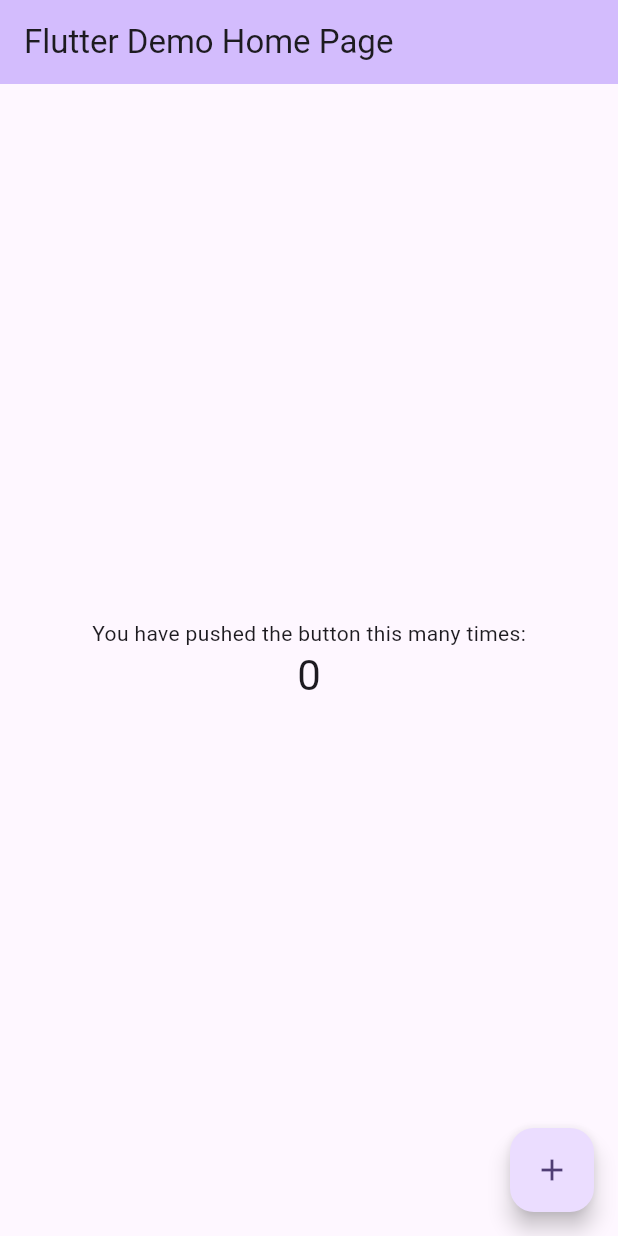
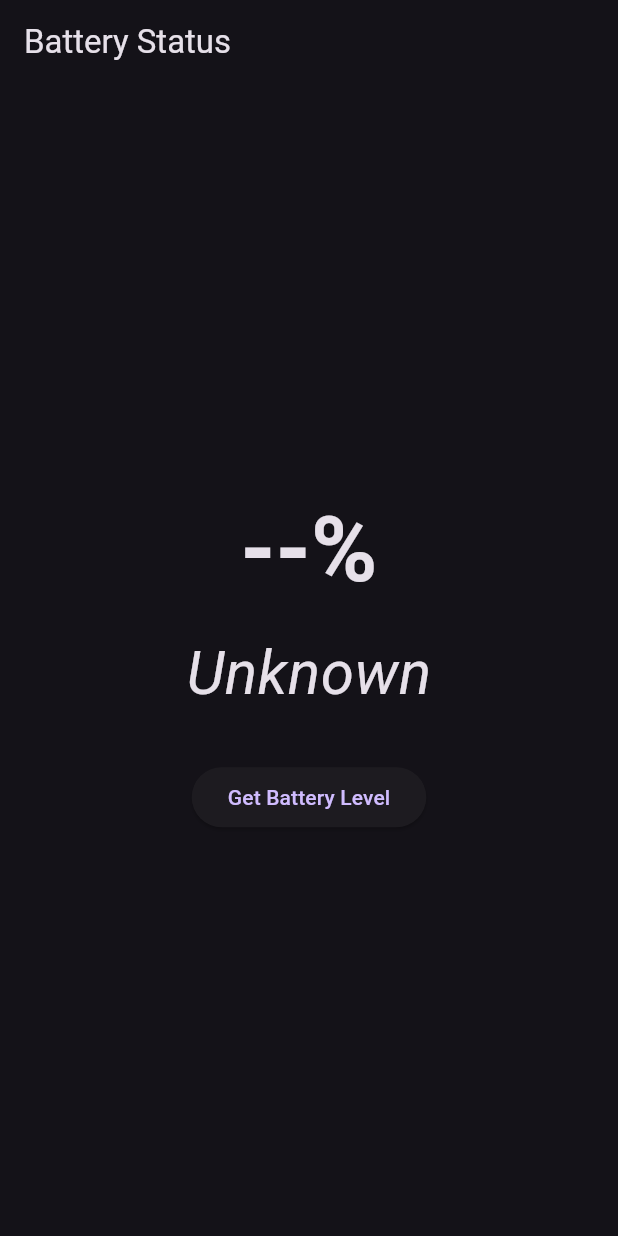
Before and after one commit to DharanikaranS/BatteryStat, a Flutter app: the screen it shows after launch, on a phone screen of 412 x 824 dp. Run offline on Flutter 3.47's test engine with Material 3 defaults, Android fonts, the light colour scheme and no system bars.

Commit message:
Update main.dart

```diff
--- a/lib/main.dart
+++ b/lib/main.dart
@@ -1,125 +1,78 @@
 import 'package:flutter/material.dart';
+import 'package:flutter/services.dart';
 
-void main() {
-  runApp(const MyApp());
-}
+void main() => runApp(const MyApp());
 
 class MyApp extends StatelessWidget {
   const MyApp({super.key});
 
-  // This widget is the root of your application.
   @override
   Widget build(BuildContext context) {
     return MaterialApp(
-      title: 'Flutter Demo',
-      theme: ThemeData(
-        // This is the theme of your application.
-        //
-        // TRY THIS: Try running your application with "flutter run". You'll see
-        // the application has a purple toolbar. Then, without quitting the app,
-        // try changing the seedColor in the colorScheme below to Colors.green
-        // and then invoke "hot reload" (save your changes or press the "hot
-        // reload" button in a Flutter-supported IDE, or press "r" if you used
-        // the command line to start the app).
-        //
-        // Notice that the counter didn't reset back to zero; the application
-        // state is not lost during the reload. To reset the state, use hot
-        // restart instead.
-        //
-        // This works for code too, not just values: Most code changes can be
-        // tested with just a hot reload.
-        colorScheme: ColorScheme.fromSeed(seedColor: Colors.deepPurple),
-        useMaterial3: true,
-      ),
-      home: const MyHomePage(title: 'Flutter Demo Home Page'),
+      home: const BatteryScreen(),
+      theme: ThemeData.dark(),
     );
   }
 }
 
-class MyHomePage extends StatefulWidget {
-  const MyHomePage({super.key, required this.title});
-
-  // This widget is the home page of your application. It is stateful, meaning
-  // that it has a State object (defined below) that contains fields that affect
-  // how it looks.
-
-  // This class is the configuration for the state. It holds the values (in this
-  // case the title) provided by the parent (in this case the App widget) and
-  // used by the build method of the State. Fields in a Widget subclass are
-  // always marked "final".
-
-  final String title;
+class BatteryScreen extends StatefulWidget {
+  const BatteryScreen({super.key});
 
   @override
-  State<MyHomePage> createState() => _MyHomePageState();
+  State<BatteryScreen> createState() => _BatteryScreenState();
 }
 
-class _MyHomePageState extends State<MyHomePage> {
-  int _counter = 0;
+class _BatteryScreenState extends State<BatteryScreen> {
+  static const platform = MethodChannel('samples.flutter.dev/battery');
 
-  void _incrementCounter() {
-    setState(() {
-      // This call to setState tells the Flutter framework that something has
-      // changed in this State, which causes it to rerun the build method below
-      // so that the display can reflect the updated values. If we changed
-      // _counter without calling setState(), then the build method would not be
-      // called again, and so nothing would appear to happen.
-      _counter++;
-    });
+  String batteryLevel = "--%";
+  String chargingStatus = "Unknown";
+
+  Future<void> _getBatteryInfo() async {
+    try {
+      final int level =
+          await platform.invokeMethod<int>('getBatteryLevel') ?? -1;
+      final bool isCharging =
+          await platform.invokeMethod<bool>('isCharging') ?? false;
+
+      setState(() {
+        batteryLevel = "$level%";
+        chargingStatus = isCharging ? "Charging" : "Discharging";
+      });
+    } catch (e) {
+      setState(() {
+        batteryLevel = "Error";
+        chargingStatus = "Error";
+      });
+    }
   }
 
   @override
   Widget build(BuildContext context) {
-    // This method is rerun every time setState is called, for instance as done
-    // by the _incrementCounter method above.
-    //
-    // The Flutter framework has been optimized to make rerunning build methods
-    // fast, so that you can just rebuild anything that needs updating rather
-    // than having to individually change instances of widgets.
     return Scaffold(
-      appBar: AppBar(
-        // TRY THIS: Try changing the color here to a specific color (to
-        // Colors.amber, perhaps?) and trigger a hot reload to see the AppBar
-        // change color while the other colors stay the same.
-        backgroundColor: Theme.of(context).colorScheme.inversePrimary,
-        // Here we take the value from the MyHomePage object that was created by
-        // the App.build method, and use it to set our appbar title.
-        title: Text(widget.title),
-      ),
+      appBar: AppBar(title: const Text("Battery Status")),
       body: Center(
-        // Center is a layout widget. It takes a single child and positions it
-        // in the middle of the parent.
         child: Column(
-          // Column is also a layout widget. It takes a list of children and
-          // arranges them vertically. By default, it sizes itself to fit its
-          // children horizontally, and tries to be as tall as its parent.
-          //
-          // Column has various properties to control how it sizes itself and
-          // how it positions its children. Here we use mainAxisAlignment to
-          // center the children vertically; the main axis here is the vertical
-          // axis because Columns are vertical (the cross axis would be
-          // horizontal).
-          //
-          // TRY THIS: Invoke "debug painting" (choose the "Toggle Debug Paint"
-          // action in the IDE, or press "p" in the console), to see the
-          // wireframe for each widget.
           mainAxisAlignment: MainAxisAlignment.center,
-          children: <Widget>[
-            const Text(
-              'You have pushed the button this many times:',
+          children: [
+            Text(
+              batteryLevel,
+              style: const TextStyle(fontSize: 60, fontWeight: FontWeight.bold),
             ),
+            const SizedBox(height: 10),
             Text(
-              '$_counter',
-              style: Theme.of(context).textTheme.headlineMedium,
+              chargingStatus,
+              style: const TextStyle(fontSize: 40,fontStyle: FontStyle.italic),
+
+            ),
+            const SizedBox(height: 30),
+            ElevatedButton(
+              onPressed: _getBatteryInfo,
+              child: const Text("Get Battery Level"),
             ),
           ],
         ),
       ),
-      floatingActionButton: FloatingActionButton(
-        onPressed: _incrementCounter,
-        tooltip: 'Increment',
-        child: const Icon(Icons.add),
-      ), // This trailing comma makes auto-formatting nicer for build methods.
     );
   }
 }
```
